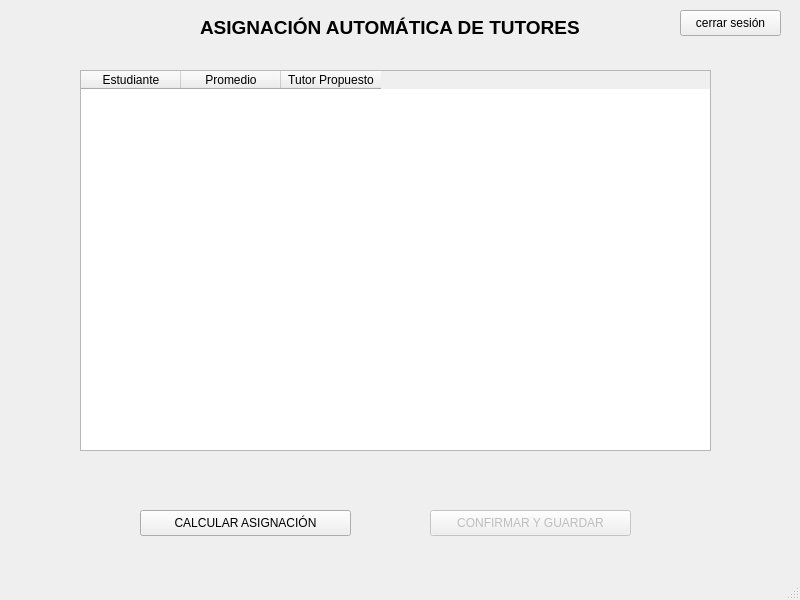
Old version of the form mainwindow.ui in the repository CarlosMontero04/equipo301.
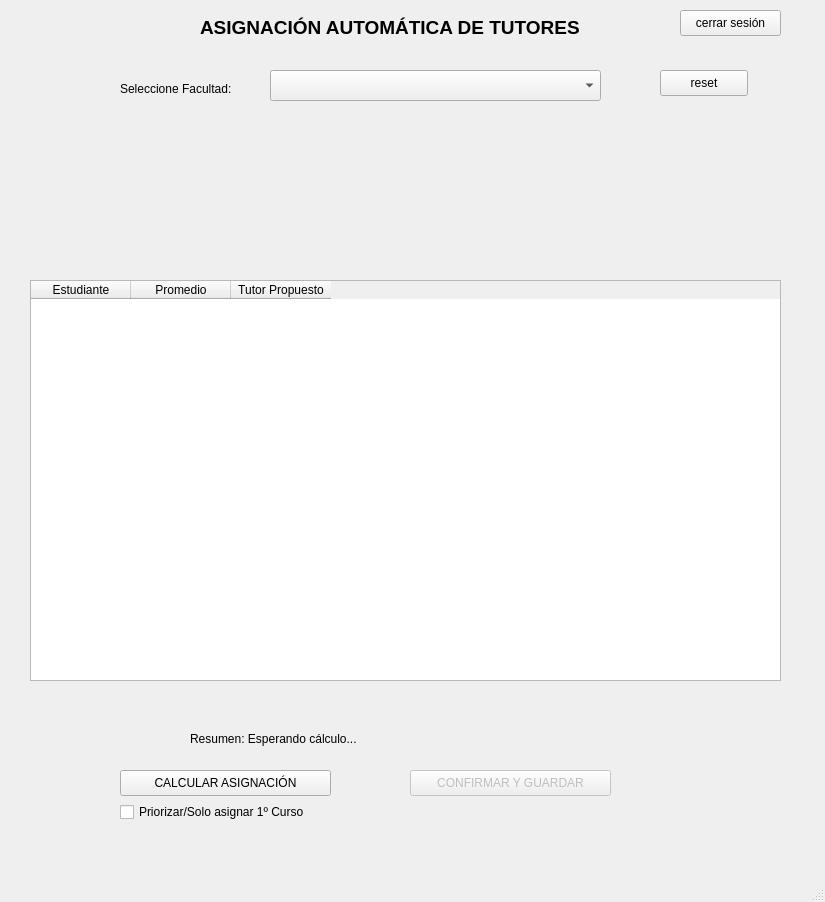
New version of the form.

```diff
--- a/mainwindow.ui
+++ b/mainwindow.ui
@@ -6,8 +6,8 @@
    <rect>
     <x>0</x>
     <y>0</y>
-    <width>800</width>
-    <height>600</height>
+    <width>825</width>
+    <height>902</height>
    </rect>
   </property>
   <property name="windowTitle">
@@ -36,10 +36,10 @@
    <widget class="QTableWidget" name="tablaAsignaciones">
     <property name="geometry">
      <rect>
-      <x>80</x>
-      <y>70</y>
-      <width>631</width>
-      <height>381</height>
+      <x>30</x>
+      <y>280</y>
+      <width>751</width>
+      <height>401</height>
      </rect>
     </property>
     <column>
@@ -61,8 +61,8 @@
    <widget class="QPushButton" name="btnCalcular">
     <property name="geometry">
      <rect>
-      <x>140</x>
-      <y>510</y>
+      <x>120</x>
+      <y>770</y>
       <width>211</width>
       <height>26</height>
      </rect>
@@ -77,8 +77,8 @@
     </property>
     <property name="geometry">
      <rect>
-      <x>430</x>
-      <y>510</y>
+      <x>410</x>
+      <y>770</y>
       <width>201</width>
       <height>26</height>
      </rect>
@@ -100,6 +100,68 @@
      <string>cerrar sesión</string>
     </property>
    </widget>
+   <widget class="QCheckBox" name="chkSoloPrimero">
+    <property name="geometry">
+     <rect>
+      <x>120</x>
+      <y>800</y>
+      <width>231</width>
+      <height>24</height>
+     </rect>
+    </property>
+    <property name="text">
+     <string>Priorizar/Solo asignar 1º Curso</string>
+    </property>
+   </widget>
+   <widget class="QLabel" name="lblResumen">
+    <property name="geometry">
+     <rect>
+      <x>190</x>
+      <y>730</y>
+      <width>491</width>
+      <height>18</height>
+     </rect>
+    </property>
+    <property name="text">
+     <string>Resumen: Esperando cálculo...</string>
+    </property>
+   </widget>
+   <widget class="QComboBox" name="cmbFacultad">
+    <property name="geometry">
+     <rect>
+      <x>270</x>
+      <y>70</y>
+      <width>331</width>
+      <height>31</height>
+     </rect>
+    </property>
+   </widget>
+   <widget class="QLabel" name="label_2">
+    <property name="geometry">
+     <rect>
+      <x>120</x>
+      <y>80</y>
+      <width>161</width>
+      <height>18</height>
+     </rect>
+    </property>
+    <property name="text">
+     <string>Seleccione Facultad:</string>
+    </property>
+   </widget>
+   <widget class="QPushButton" name="btnReset">
+    <property name="geometry">
+     <rect>
+      <x>660</x>
+      <y>70</y>
+      <width>88</width>
+      <height>26</height>
+     </rect>
+    </property>
+    <property name="text">
+     <string>reset</string>
+    </property>
+   </widget>
    <zorder>tablaAsignaciones</zorder>
    <zorder>label</zorder>
    <zorder>btnCalcular</zorder>
```
Left out of the diff: 7 changed lines with no effect on the pictures.
